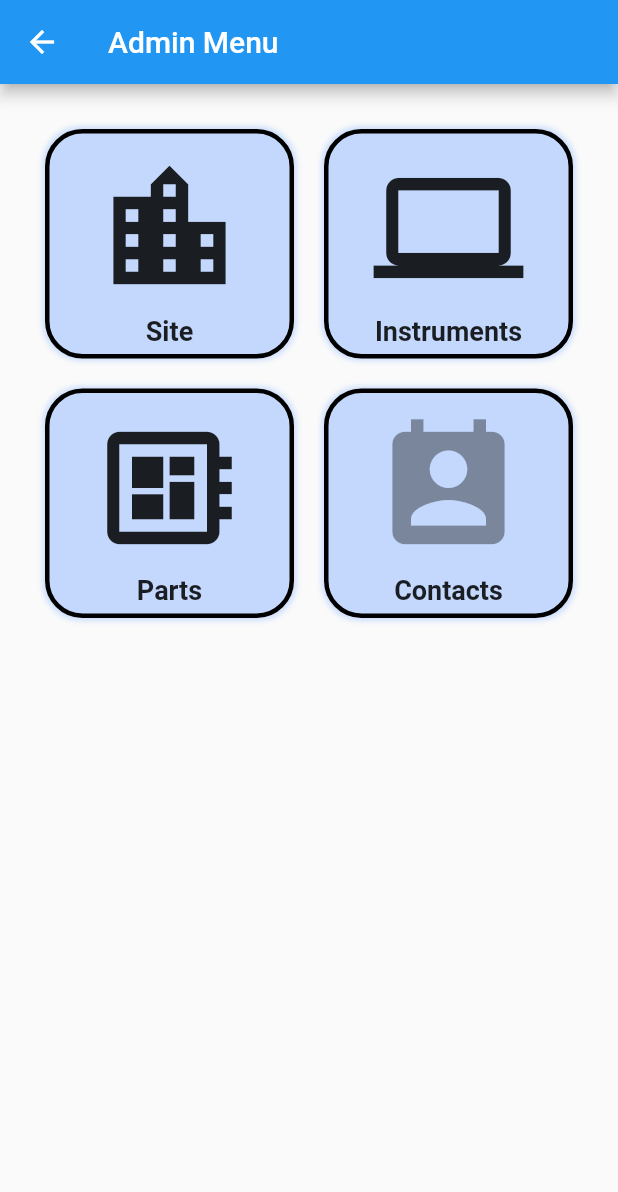
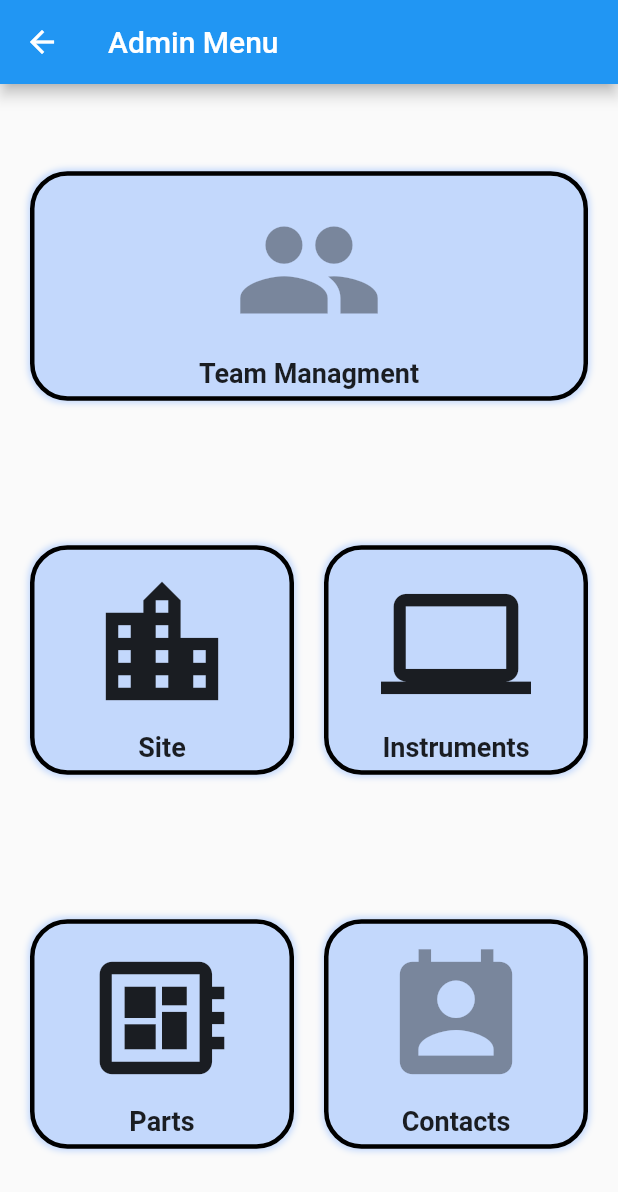
Before and after one commit to Asafvm/project_ts_2020, a Flutter app: the AdminMenuScreen screen opened by its route, on a phone screen of 412 x 824 dp. Shown: the top 1192 px of the screen. Run offline on Flutter 3.47's test engine with Material 2 defaults, Android fonts, the phone set to English and light mode, and no system bars; our stand-ins replace cloud_firestore, cloud_functions, firebase_auth, firebase_core, firebase_storage, google_maps_flutter and 4 more; missing offline and left inert: contact_picker, flutter_pdfview, positioned_tap_detector; accounts and stored records are empty.

Commit message:
new admin screen

```diff
--- a/lib/screens/admin_menu_screen.dart
+++ b/lib/screens/admin_menu_screen.dart
@@ -51,10 +51,18 @@ class AdminMenuScreen extends StatelessWidget {
         title: Text("Admin Menu"),
       ),
       body: Padding(
-        padding: EdgeInsets.all(20),
-        child: SingleChildScrollView(
+        padding: EdgeInsets.all(10),
         child: Column(
+          mainAxisAlignment: MainAxisAlignment.spaceAround,
           children: [
+            Row(
+              children: [
+                Expanded(
+                  child: createButton(
+                      Icons.group, null, 'Team Managment', context),
+                ),
+              ],
+            ),
             Row(
               children: [
                 Expanded(
@@ -90,7 +98,6 @@ class AdminMenuScreen extends StatelessWidget {
           ],
         ),
       ),
-      ),
     );
   }
 }
```
Lines whose indentation alone changed are shown as unchanged.
